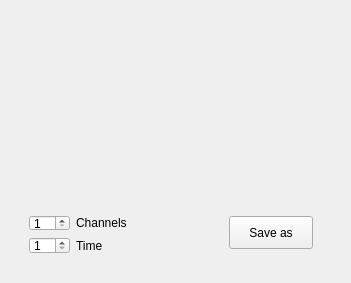
Before: the Qt Designer form src/spectre.ui in vtyulb/BSA-Analytics, drawn with Qt 5.
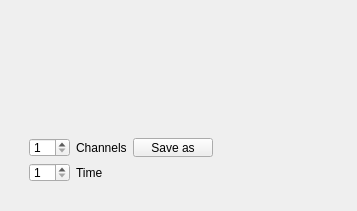
After: the same form once the commit is applied. Custom widgets are drawn as their Qt base class.

Commit message: width && height

```diff
--- a/src/spectre.ui
+++ b/src/spectre.ui
@@ -6,8 +6,8 @@
    <rect>
     <x>0</x>
     <y>0</y>
-    <width>351</width>
-    <height>283</height>
+    <width>357</width>
+    <height>211</height>
    </rect>
   </property>
   <property name="windowTitle">
@@ -22,7 +22,7 @@
      <property name="maximumSize">
       <size>
        <width>16777215</width>
-       <height>75</height>
+       <height>80</height>
       </size>
      </property>
      <layout class="QHBoxLayout" name="horizontalLayout">
@@ -34,7 +34,31 @@
           <height>16777215</height>
          </size>
         </property>
-        <layout class="QFormLayout" name="formLayout">
+        <layout class="QGridLayout" name="gridLayout">
+         <item row="0" column="2">
+          <widget class="QPushButton" name="saver">
+           <property name="text">
+            <string>Save as</string>
+           </property>
+          </widget>
+         </item>
+         <item row="2" column="1">
+          <widget class="QLabel" name="label_2">
+           <property name="text">
+            <string>Time</string>
+           </property>
+          </widget>
+         </item>
+         <item row="2" column="0">
+          <widget class="QSpinBox" name="time">
+           <property name="minimum">
+            <number>1</number>
+           </property>
+           <property name="maximum">
+            <number>10</number>
+           </property>
+          </widget>
+         </item>
          <item row="0" column="0">
           <widget class="QSpinBox" name="channels">
            <property name="minimum">
@@ -45,16 +69,6 @@
            </property>
           </widget>
          </item>
-         <item row="1" column="0">
-          <widget class="QSpinBox" name="time">
-           <property name="minimum">
-            <number>1</number>
-           </property>
-           <property name="maximum">
-            <number>10</number>
-           </property>
-          </widget>
-         </item>
          <item row="0" column="1">
           <widget class="QLabel" name="label">
            <property name="text">
@@ -62,32 +76,21 @@
            </property>
           </widget>
          </item>
-         <item row="1" column="1">
-          <widget class="QLabel" name="label_2">
-           <property name="text">
-            <string>Time</string>
-           </property>
-          </widget>
-         </item>
         </layout>
        </widget>
       </item>
       <item>
-       <widget class="QWidget" name="widget_4" native="true">
-        <widget class="QPushButton" name="saver">
-         <property name="geometry">
-          <rect>
-           <x>50</x>
-           <y>10</y>
-           <width>84</width>
-           <height>33</height>
-          </rect>
-         </property>
-         <property name="text">
-          <string>Save as</string>
-         </property>
-        </widget>
-       </widget>
+       <spacer name="horizontalSpacer">
+        <property name="orientation">
+         <enum>Qt::Horizontal</enum>
+        </property>
+        <property name="sizeHint" stdset="0">
+         <size>
+          <width>110</width>
+          <height>20</height>
+         </size>
+        </property>
+       </spacer>
       </item>
      </layout>
     </widget>
```
Left out of the diff: 4 changed lines with no effect on the pictures. The commit also changes 1 other file.
